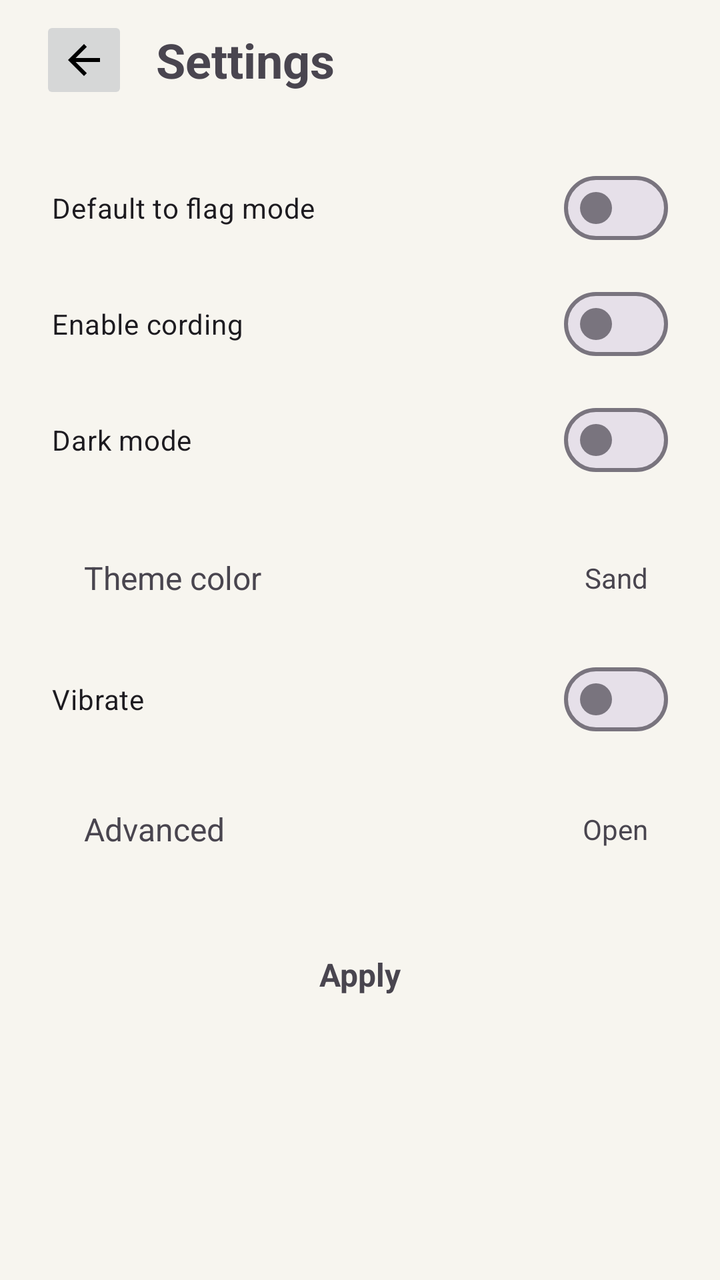
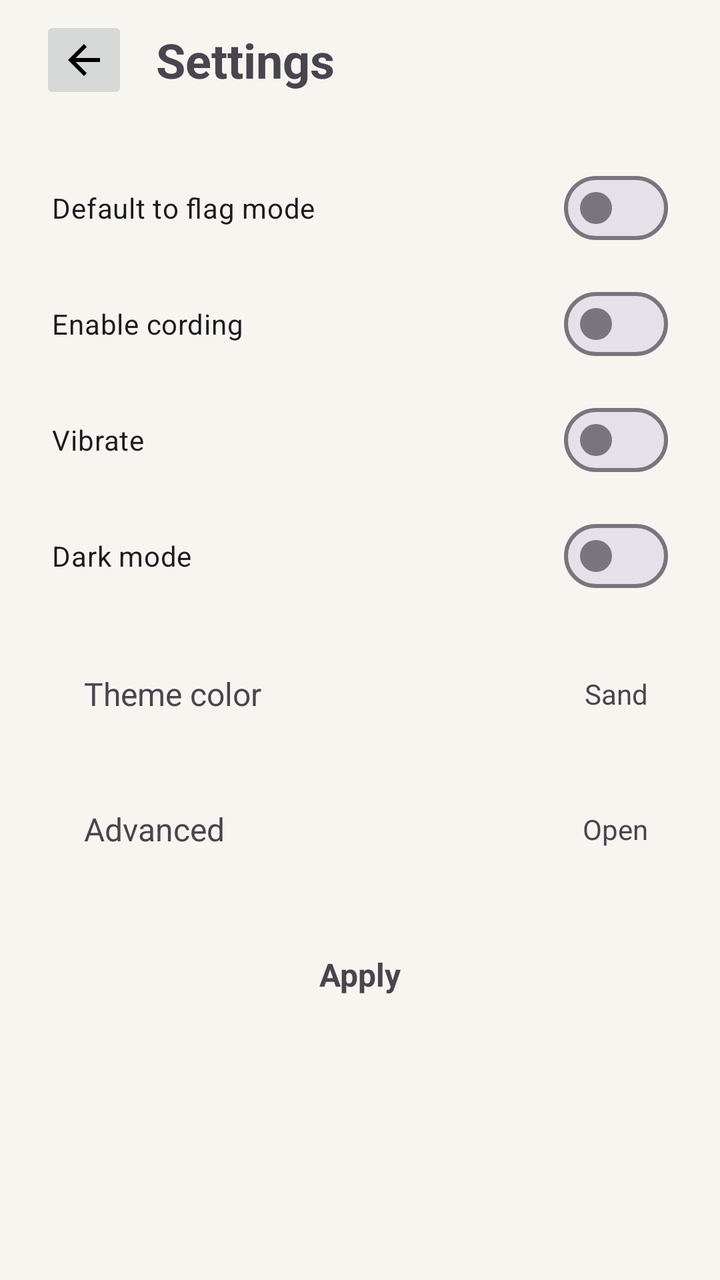

Compare the two renders of this Android layout. The source of the first and the diff that turns it into the second are given below.
<!-- AndroidManifest.xml: application theme Theme.Minesweeper -->
<!-- res/layout/activity_settings.xml -->
<?xml version="1.0" encoding="utf-8"?>
<LinearLayout xmlns:android="http://schemas.android.com/apk/res/android"
    android:layout_width="match_parent"
    android:layout_height="match_parent"
    android:orientation="vertical">

    <LinearLayout
        android:id="@+id/topBar"
        android:layout_width="match_parent"
        android:layout_height="wrap_content"
        android:gravity="center_vertical"
        android:orientation="horizontal"
        android:paddingStart="20dp"
        android:paddingTop="8dp"
        android:paddingEnd="20dp"
        android:paddingBottom="8dp">

        <ImageButton
            android:id="@+id/backButton"
            android:layout_width="44dp"
            android:layout_height="44dp"
            android:src="@drawable/ic_arrow_back_material" />

        <TextView
            android:id="@+id/titleText"
            android:layout_width="0dp"
            android:layout_height="wrap_content"
            android:layout_marginStart="14dp"
            android:layout_weight="1"
            android:text="@string/settings"
            android:textSize="24sp"
            android:textStyle="bold" />
    </LinearLayout>

    <ScrollView
        android:layout_width="match_parent"
        android:layout_height="0dp"
        android:layout_weight="1">

        <LinearLayout
            android:id="@+id/content"
            android:layout_width="match_parent"
            android:layout_height="wrap_content"
            android:orientation="vertical"
            android:padding="20dp">

            <com.google.android.material.materialswitch.MaterialSwitch
                android:id="@+id/flagModeDefault"
                android:layout_width="match_parent"
                android:layout_height="wrap_content"
                android:paddingStart="6dp"
                android:paddingEnd="6dp"
                android:switchPadding="14dp"
                android:text="@string/flag_mode_default" />

            <com.google.android.material.materialswitch.MaterialSwitch
                android:id="@+id/enableCording"
                android:layout_width="match_parent"
                android:layout_height="wrap_content"
                android:layout_marginTop="10dp"
                android:paddingStart="6dp"
                android:paddingEnd="6dp"
                android:switchPadding="14dp"
                android:text="@string/enable_cording" />

            <com.google.android.material.materialswitch.MaterialSwitch
                android:id="@+id/darkTheme"
                android:layout_width="match_parent"
                android:layout_height="wrap_content"
                android:layout_marginTop="10dp"
                android:paddingStart="6dp"
                android:paddingEnd="6dp"
                android:switchPadding="14dp"
                android:text="@string/dark_theme" />

            <LinearLayout
                android:id="@+id/themeRow"
                android:layout_width="match_parent"
                android:layout_height="wrap_content"
                android:layout_marginTop="18dp"
                android:gravity="center_vertical"
                android:orientation="horizontal"
                android:paddingStart="22dp"
                android:paddingTop="16dp"
                android:paddingEnd="16dp"
                android:paddingBottom="16dp">

                <TextView
                    android:id="@+id/themeLabel"
                    android:layout_width="0dp"
                    android:layout_height="wrap_content"
                    android:layout_weight="1"
                    android:text="@string/theme_color"
                    android:textSize="16sp" />

                <TextView
                    android:id="@+id/themeValue"
                    android:layout_width="wrap_content"
                    android:layout_height="wrap_content"
                    android:text="Sand"
                    android:textSize="14sp" />
            </LinearLayout>

            <com.google.android.material.materialswitch.MaterialSwitch
                android:id="@+id/vibrateEnabled"
                android:layout_width="match_parent"
                android:layout_height="wrap_content"
                android:layout_marginTop="10dp"
                android:paddingStart="6dp"
                android:paddingEnd="6dp"
                android:switchPadding="14dp"
                android:text="@string/vibrate_enabled" />

            <LinearLayout
                android:id="@+id/advancedRow"
                android:layout_width="match_parent"
                android:layout_height="wrap_content"
                android:layout_marginTop="14dp"
                android:gravity="center_vertical"
                android:orientation="horizontal"
                android:paddingStart="22dp"
                android:paddingTop="16dp"
                android:paddingEnd="16dp"
                android:paddingBottom="16dp">

                <TextView
                    android:id="@+id/advancedText"
                    android:layout_width="0dp"
                    android:layout_height="wrap_content"
                    android:layout_weight="1"
                    android:text="@string/advanced"
                    android:textSize="16sp" />

                <TextView
                    android:id="@+id/advancedValue"
                    android:layout_width="wrap_content"
                    android:layout_height="wrap_content"
                    android:text="@string/open"
                    android:textSize="14sp" />
            </LinearLayout>

            <TextView
                android:id="@+id/applyButton"
                android:layout_width="match_parent"
                android:layout_height="52dp"
                android:layout_marginTop="20dp"
                android:gravity="center"
                android:text="@string/apply"
                android:textSize="16sp"
                android:textStyle="bold" />
        </LinearLayout>
    </ScrollView>

</LinearLayout>
<!-- resources referenced by this layout -->
<resources>
  <!-- drawable ic_arrow_back_material (drawable) -->
  <?xml version="1.0" encoding="utf-8"?>
  <vector xmlns:android="http://schemas.android.com/apk/res/android"
      android:width="24dp"
      android:height="24dp"
      android:viewportWidth="24"
      android:viewportHeight="24">
      <path
          android:fillColor="#FF000000"
          android:pathData="M20,11H7.83l5.59,-5.59L12,4l-8,8l8,8l1.41,-1.41L7.83,13H20z" />
  </vector>
  <string name="advanced">Advanced</string>
  <string name="apply">Apply</string>
  <string name="dark_theme">Dark mode</string>
  <string name="enable_cording">Enable cording</string>
  <string name="flag_mode_default">Default to flag mode</string>
  <string name="open">Open</string>
  <string name="settings">Settings</string>
  <string name="theme_color">Theme color</string>
  <string name="vibrate_enabled">Vibrate</string>
  <style name="Theme.Minesweeper" parent="Theme.Material3.Light.NoActionBar">
          <item name="android:windowBackground">@color/app_background</item>
          <item name="android:statusBarColor">@color/app_background</item>
          <item name="android:navigationBarColor">@color/app_background</item>
          <item name="android:windowLightStatusBar">true</item>
          <item name="android:windowLightNavigationBar">true</item>
          <item name="android:fontFamily">sans-serif</item>
          <item name="colorPrimary">@color/accent</item>
          <item name="colorSurface">@color/panel</item>
          <item name="android:windowAnimationStyle">@null</item>
          <item name="materialAlertDialogTheme">@style/Minesweeper.Dialog</item>
      </style>
  <color name="app_background">#F7F5EF</color>
  <color name="accent">#7CA7C7</color>
  <color name="panel">#EFEBE2</color>
  <style name="Minesweeper.Dialog" parent="ThemeOverlay.Material3.MaterialAlertDialog">
          <item name="backgroundTint">@color/panel</item>
      </style>
</resources>

<!-- the commit's change to res/layout/activity_settings.xml (unified diff, before → after) -->
@@ -64,6 +64,16 @@
                 android:text="@string/enable_cording" />
 
             <com.google.android.material.materialswitch.MaterialSwitch
+                android:id="@+id/vibrateEnabled"
+                android:layout_width="match_parent"
+                android:layout_height="wrap_content"
+                android:layout_marginTop="10dp"
+                android:paddingStart="6dp"
+                android:paddingEnd="6dp"
+                android:switchPadding="14dp"
+                android:text="@string/vibrate_enabled" />
+
+            <com.google.android.material.materialswitch.MaterialSwitch
                 android:id="@+id/darkTheme"
                 android:layout_width="match_parent"
                 android:layout_height="wrap_content"
@@ -100,16 +110,6 @@
                     android:text="Sand"
                     android:textSize="14sp" />
             </LinearLayout>
-
-            <com.google.android.material.materialswitch.MaterialSwitch
-                android:id="@+id/vibrateEnabled"
-                android:layout_width="match_parent"
-                android:layout_height="wrap_content"
-                android:layout_marginTop="10dp"
-                android:paddingStart="6dp"
-                android:paddingEnd="6dp"
-                android:switchPadding="14dp"
-                android:text="@string/vibrate_enabled" />
 
             <LinearLayout
                 android:id="@+id/advancedRow"
